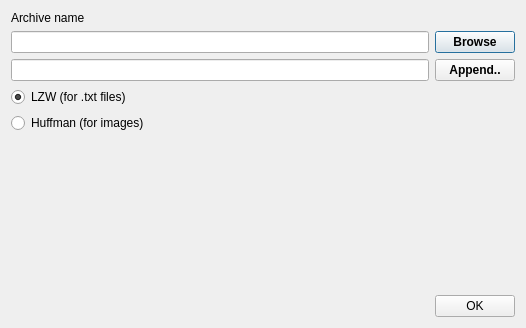
Qt form ui/add_window.ui (BrushkouMatvey/QtArchiver) before a commit.
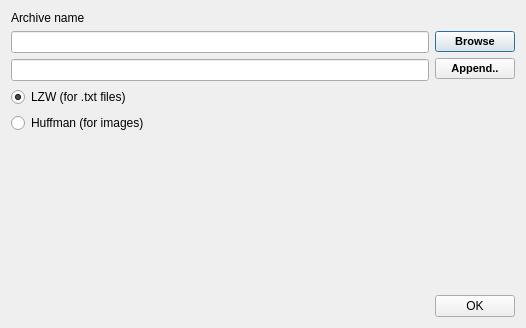
The same form after that commit. Icons and pictures are not drawn.

The edit to the form file:
```diff
--- a/ui/add_window.ui
+++ b/ui/add_window.ui
@@ -48,7 +48,7 @@
         <widget class="QPushButton" name="BrowseButton">
          <property name="font">
           <font>
-           <pointsize>9</pointsize>
+           <pointsize>8</pointsize>
            <weight>75</weight>
            <italic>false</italic>
            <bold>true</bold>
@@ -62,13 +62,16 @@
          <property name="text">
           <string>Browse</string>
          </property>
+         <property name="autoDefault">
+          <bool>true</bool>
+         </property>
         </widget>
        </item>
        <item>
         <widget class="QPushButton" name="AppendButton">
          <property name="font">
           <font>
-           <pointsize>9</pointsize>
+           <pointsize>8</pointsize>
            <weight>75</weight>
            <bold>true</bold>
           </font>
```
